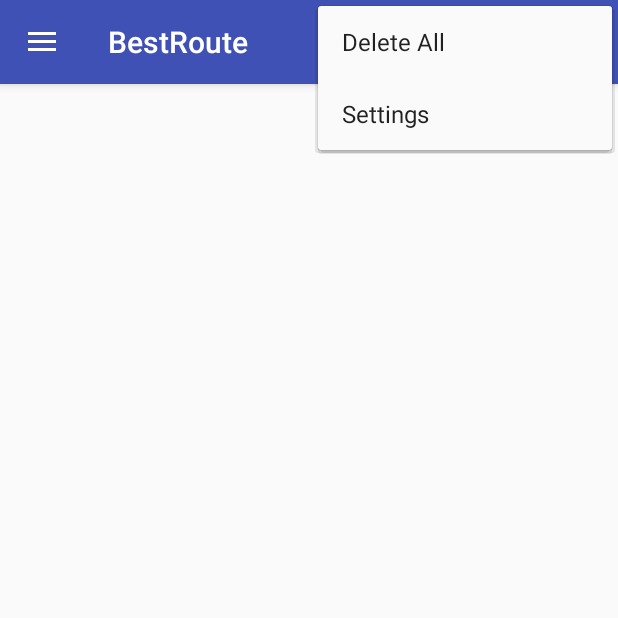
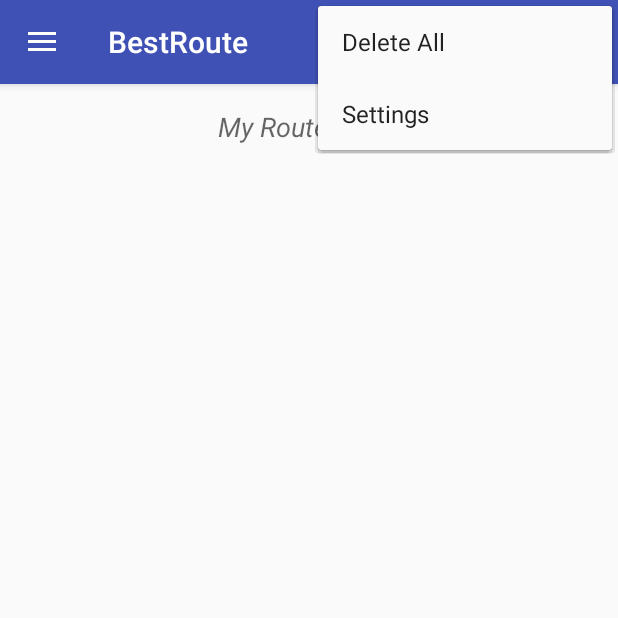
Before and after one commit to Will1229/BestRoute, an Android app: the screen it shows after launch (MainActivity), with the options menu open, on a phone screen of 412 x 824 dp, the top half of it. Run offline under Robolectric (Android 15) with nearby library versions, the phone set to English and light mode, and no system bars; libraries missing offline, so code that uses them is left out: com.akexorcist.googledirection.

Commit message:
Add progress bar when showing route on google map.

```diff
--- a/app/src/main/java/com/will/studio/bestroute/Frontend/main/Activities/MainActivity.java
+++ b/app/src/main/java/com/will/studio/bestroute/Frontend/main/Activities/MainActivity.java
@@ -17,6 +17,7 @@ import android.view.MenuItem;
 import android.view.View;
 import android.widget.AdapterView;
 import android.widget.ListView;
+import android.widget.ProgressBar;
 import android.widget.Toast;
 
 import com.akexorcist.googledirection.DirectionCallback;
@@ -41,6 +42,7 @@ public class MainActivity extends AppCompatActivity
 
     private RouteDataManager routeDataManager;
     private RouteAlarmScheduler routeAlarmScheduler;
+    private ProgressBar progressBar;
     private int currentItemIdx = 0;
 
     @Override
@@ -98,6 +100,9 @@ public class MainActivity extends AppCompatActivity
     @Override
     protected void onResume() {
         super.onResume();
+        progressBar = (ProgressBar) findViewById(R.id.main_progress_bar);
+        progressBar.setVisibility(View.GONE);
+
         routeDataManager.restoreAllItemsFromDisc();
         refreshRouteItems();
     }
@@ -138,14 +143,10 @@ public class MainActivity extends AppCompatActivity
     }
 
     private void getDirectionAndShow(final RouteItem routeItem) {
-        LatLng from = GoogleDirectionHelper.getLocationFromAddress(this, routeItem.getFrom());
-        LatLng to = GoogleDirectionHelper.getLocationFromAddress(this, routeItem.getTo());
-        if (from == null || to == null) {
-            Toast.makeText(MainActivity.this, getText(R.string.invalid_address), Toast
-                    .LENGTH_SHORT).show();
-            return;
-        }
+        progressBar.setVisibility(View.VISIBLE);
 
+        LatLng from = new LatLng(routeItem.getFromLat(), routeItem.getFromLng());
+        LatLng to = new LatLng(routeItem.getToLat(), routeItem.getToLng());
         // TODO: make them settable in new item activity
         GoogleDirection
                 .withServerKey(Constants.APP_KEY)
@@ -154,7 +155,6 @@ public class MainActivity extends AppCompatActivity
                 .departureTime("now")
                 .transportMode(TransportMode.DRIVING)
                 .execute(new DirectionCallback() {
-
                     @Override
                     public void onDirectionSuccess(Direction direction, String rawBody) {
                         String status = direction.getStatus();
@@ -174,6 +174,7 @@ public class MainActivity extends AppCompatActivity
                     public void onDirectionFailure(Throwable t) {
                         Toast.makeText(MainActivity.this, getText(R.string.direction_failure),
                                 Toast.LENGTH_SHORT).show();
+                        progressBar.setVisibility(View.INVISIBLE);
                     }
                 });
     }
--- a/app/src/main/res/layout/content_main.xml
+++ b/app/src/main/res/layout/content_main.xml
@@ -16,12 +16,18 @@
     tools:context=".frontend.main.activities.MainActivity"
     tools:showIn="@layout/app_bar_main">
 
-    <!--<TextView-->
-        <!--android:layout_width="match_parent"-->
-        <!--android:layout_height="wrap_content"-->
-        <!--android:gravity="start"-->
-        <!--android:text="@string/current_plans_title"-->
-        <!--android:textSize="@dimen/abc_dialog_padding_top_material"/>-->
+    <TextView
+        android:layout_width="wrap_content"
+        android:layout_height="wrap_content"
+        android:layout_gravity="center_horizontal"
+        android:gravity="start"
+        android:text="@string/current_plans_title"
+        android:textAppearance="?android:textAppearanceMedium"
+        android:textStyle="italic"/>
+
+    <FrameLayout
+        android:layout_width="match_parent"
+        android:layout_height="match_parent">
 
         <ListView
             android:id="@+id/main_item_list"
@@ -31,4 +37,15 @@
             android:divider="#afa1a1"
             android:dividerHeight="1dp"/>
 
+        <ProgressBar
+            android:id="@+id/main_progress_bar"
+            android:layout_width="wrap_content"
+            android:layout_height="wrap_content"
+            android:layout_gravity="center"
+            android:indeterminate="true"
+            android:visibility="gone"/>
+
+    </FrameLayout>
+
+
 </LinearLayout>
```
Lines whose indentation alone changed are shown as unchanged.
